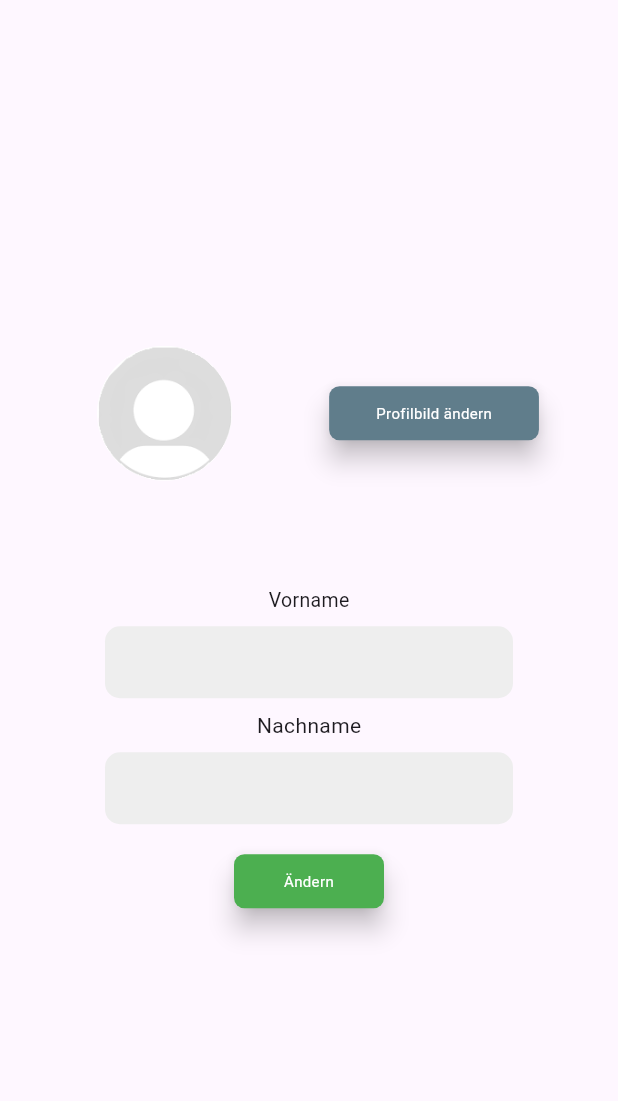
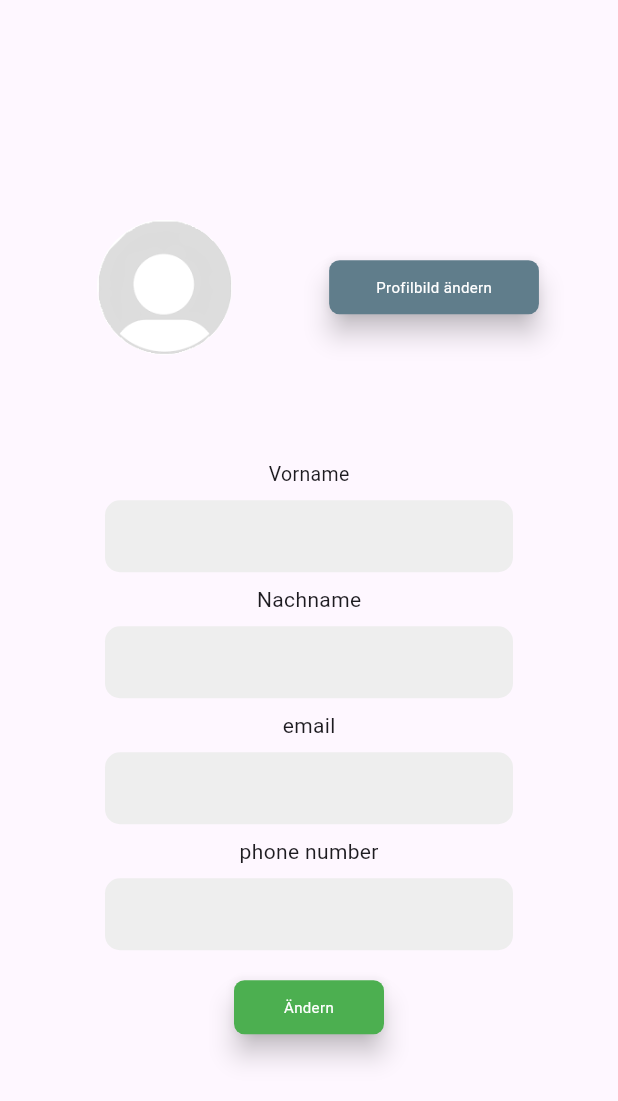
Before and after one commit to Layer-Four/huskies-app, a Flutter app: the UserProfileView screen opened directly, after a tap on "Profil bearbeiten", on a phone screen of 412 x 824 dp. Shown: the top 1101 px of the screen. Run offline on Flutter 3.47's test engine with Material 3 defaults, Android fonts, the light colour scheme and no system bars; our stand-ins replace carousel_slider, cloud_firestore, firebase_auth, firebase_core, firebase_storage, flutter_riverpod and 7 more; accounts and stored records are empty.

Commit message:
user with input

```diff
--- a/lib/models/user_vm/user_model.dart
+++ b/lib/models/user_vm/user_model.dart
@@ -1,4 +1,3 @@
-import 'package:cloud_firestore/cloud_firestore.dart';
 import 'package:freezed_annotation/freezed_annotation.dart';
 
 part 'user_model.freezed.dart';
--- a/lib/provider/error_provider/error_notifier.dart
+++ b/lib/provider/error_provider/error_notifier.dart
@@ -4,11 +4,11 @@
 class ErrorNotifier extends Notifier<List<String>> {
   @override
   List<String> build() => <String>[];
-
+//TODO: after catch error  reroute/pop until mainlayer
   void catchError(String error) {
     final oldErrors = state;
     state = [...oldErrors, error];
     ref.read(statusProvider.notifier).onError();
-    throw 'a error occuret -> $error';
+    throw Exception('a error occuret -> $error');
   }
 }
--- a/lib/views/user_views/user_edit_view.dart
+++ b/lib/views/user_views/user_edit_view.dart
@@ -1,7 +1,6 @@
 // ignore_for_file: use_build_context_synchronously
 
 import 'dart:async';
-import 'dart:developer';
 import 'dart:io';
 
 import 'package:flutter/material.dart';
@@ -23,11 +22,13 @@
 class _UpdateUserState extends ConsumerState<UpdateUserView> {
   final TextEditingController firstNameController = TextEditingController();
   final TextEditingController lastNameController = TextEditingController();
+  final TextEditingController emailController = TextEditingController();
+  final TextEditingController phoneController = TextEditingController();
 
   @override
   Widget build(BuildContext context) {
     File? userImage;
-    UserModel? currentUser = ref.watch(userProvider);
+    UserModel currentUser = ref.watch(userProvider);
     return SafeArea(
       child: Material(
         child: Column(
@@ -45,13 +46,9 @@
                         shape: BoxShape.circle,
                       ),
                       clipBehavior: Clip.antiAlias,
-                      child: currentUser != null
-                          ? Image.asset(
-                              currentUser.userImageUrl != null
-                                  ? currentUser.userImageUrl!
-                                  : 'assets/user.png',
-                              width: 90)
-                          : const Icon(Icons.account_circle_rounded, size: 90),
+                      child: currentUser.userImageUrl != null
+                          ? Image.network(currentUser.userImageUrl!, height: 90, width: 90)
+                          : Image.asset('assets/user.png', width: 90),
                     ),
                     SymetricButton(
                         color: Colors.blueGrey,
@@ -91,6 +88,34 @@
                   textAlign: TextAlign.center,
                 ),
               ),
+              if (currentUser.email == null)
+                const Padding(
+                  padding: AppTheme.paddingM,
+                  child: Text('email'),
+                ),
+              if (currentUser.email == null)
+                Padding(
+                  padding: const EdgeInsets.symmetric(horizontal: 70),
+                  child: TextFormField(
+                    controller: emailController,
+                    decoration: AppTheme.textInputDecoration,
+                    keyboardType: TextInputType.emailAddress,
+                    textAlign: TextAlign.center,
+                  ),
+                ),
+              const Padding(
+                padding: AppTheme.paddingM,
+                child: Text('phone number'),
+              ),
+              Padding(
+                padding: const EdgeInsets.symmetric(horizontal: 70),
+                child: TextFormField(
+                  controller: phoneController,
+                  decoration: AppTheme.textInputDecoration,
+                  keyboardType: TextInputType.phone,
+                  textAlign: TextAlign.center,
+                ),
+              ),
               Container(
                 padding: const EdgeInsets.only(top: 20),
                 width: 100,
@@ -98,15 +123,23 @@
                   color: Colors.green,
                   text: 'Ändern',
                   onPressed: () {
-                    log('firstname ${firstNameController.text}');
-                    log('lastname ${lastNameController.text}');
-
+                    if (firstNameController.text.isEmpty &&
+                        lastNameController.text.isEmpty &&
+                        userImage == null) {
+                      showSnackBar(context, 'keine änderungen übernommen');
+                      Navigator.of(context).pop();
+                      return;
+                    }
                     ref.read(userProvider.notifier).updateUser(
                           displayName: '${firstNameController.text},${lastNameController.text}',
+                          newPhoneNumber: int.tryParse(phoneController.text),
+                          newEmail: emailController.text,
                           image: userImage,
                         );
+                    emailController.clear();
                     firstNameController.clear();
                     lastNameController.clear();
+                    phoneController.clear();
                     Navigator.of(context).pop();
                   },
                 ),
@@ -116,7 +149,7 @@
     );
   }
 
-  FutureOr<File?> asktForImage() async {
+  Future<File?> asktForImage() async {
     showDialog(
         context: context,
         builder: (context) => Card(
@@ -160,7 +193,7 @@
                               showSnackBar(context, 'Bild ausgewählt!');
                               ref.read(userProvider.notifier).updateUser(image: image);
                               Navigator.of(context).pop();
-                              return;
+                              return image;
                             }
                             showSnackBar(context, 'kein Bild ausgewählt');
                             Navigator.of(context).pop();
--- a/lib/views/user_views/user_view.dart
+++ b/lib/views/user_views/user_view.dart
@@ -45,24 +45,22 @@
                   mainAxisAlignment: MainAxisAlignment.spaceEvenly,
                   children: [
                     Container(
-                        margin: const EdgeInsets.symmetric(vertical: 30),
-                        decoration: const BoxDecoration(shape: BoxShape.circle),
-                        clipBehavior: Clip.antiAlias,
-                        child:
-                            //  user != null                          ?
-                            Image.asset(
-                                user.userImageUrl != null
-                                    ? 'assets/${user.userImageUrl}'
-                                    : 'assets/user.png',
-                                height: 90,
-                                width: 90)
-                        // : const Icon(Icons.account_circle_rounded, size: 90),
-                        ),
+                      margin: const EdgeInsets.symmetric(vertical: 30),
+                      decoration: const BoxDecoration(shape: BoxShape.circle),
+                      clipBehavior: Clip.antiAlias,
+                      child: user.userImageUrl == null
+                          ? Image.asset('assets/user.png', height: 90, width: 90)
+                          : Image.network(
+                              user.userImageUrl!,
+                              height: 90,
+                              width: 90,
+                            ),
+                    ),
                     Column(
                       children: [
-                        Text(
-                          '${user.displayedName ?? ' Username'} ${user.displayedName?.split(' ').last ?? ''}',
-                        ),
+                        Text(user.displayedName != null
+                            ? user.displayedName!.split(',').first
+                            : 'Username'),
                         Text(
                           user.email ?? 'beispiel@email.etc',
                           style: const TextStyle(color: Colors.grey, fontSize: 11),
```
Also changed, not shown: lib/provider/auth_provider/auth_notifier.dart (+3 -4 lines), lib/provider/user_provider/user_notifer.dart (+34 -14 lines), lib/services/auth.dart (+4 -4 lines), lib/models/user_vm/user_model.freezed.dart, 1 other file.
